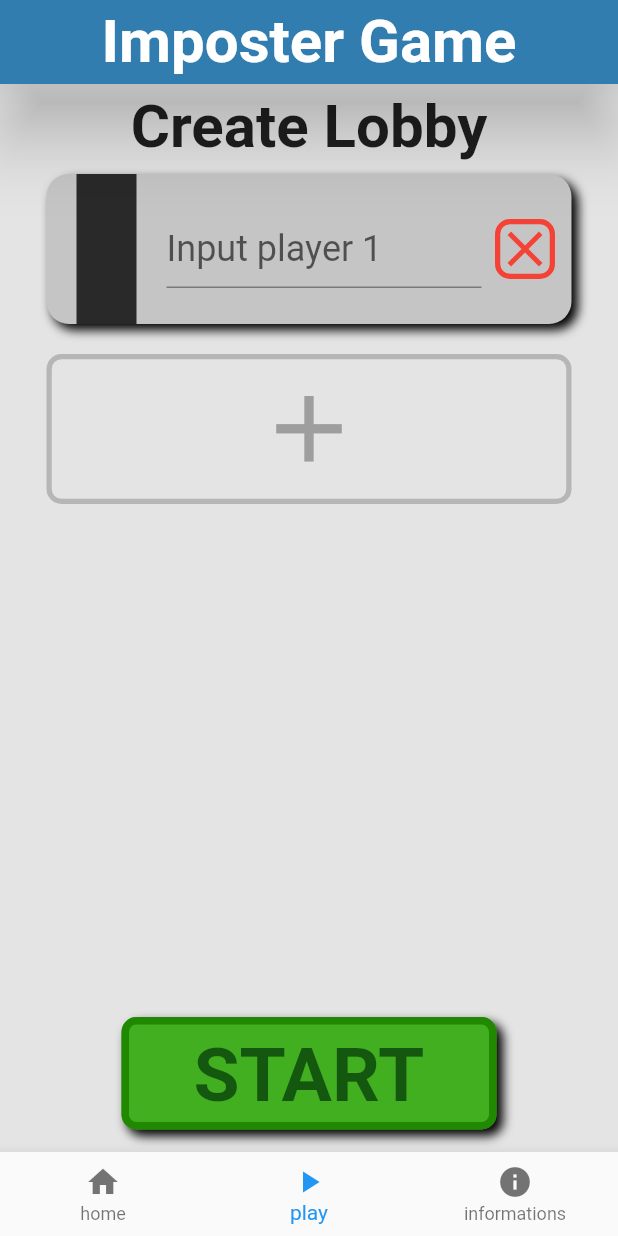
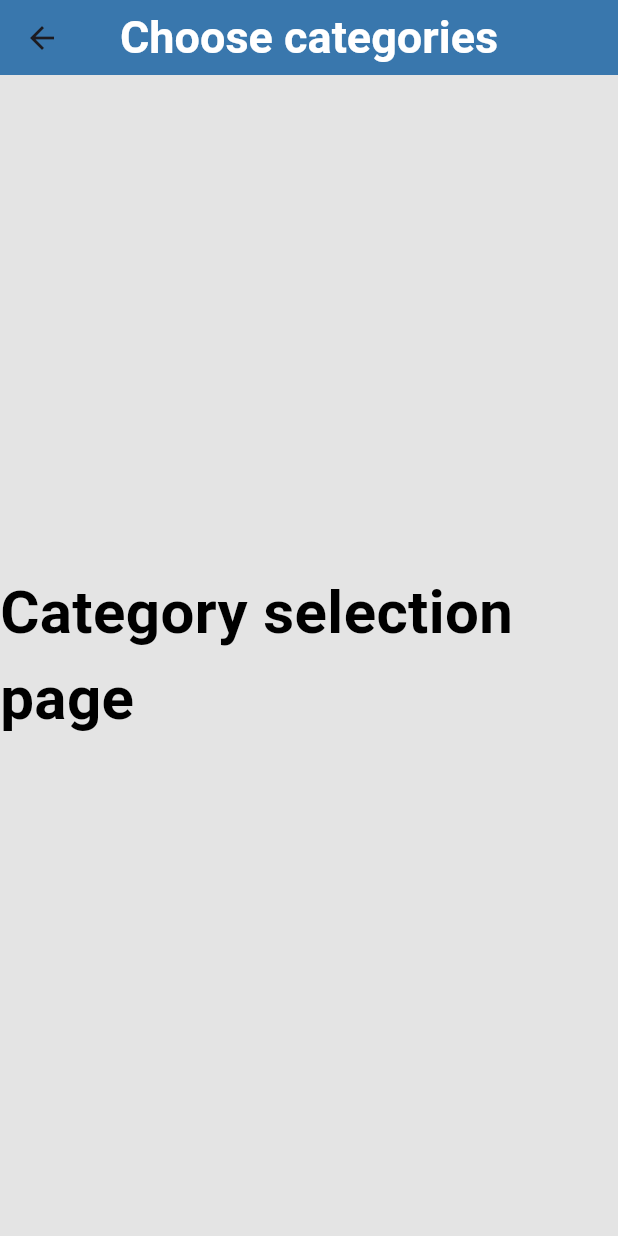
Before and after one commit to karas3/Flutter-Imposter-game, a Flutter app: the screen it shows after launch, item 2 of the bottom bar chosen, after a tap on "START", on a phone screen of 412 x 824 dp. Run offline on Flutter 3.47's test engine with Material 3 defaults, Android fonts, the phone set to English and light mode, and no system bars.

Commit message:
Extracted some classes and added category selection page
Extracted AppBar and  navigation bar
added empty category selection page
Modified appbars on every page

```diff
--- a/lib/main.dart
+++ b/lib/main.dart
@@ -3,6 +3,9 @@ import 'package:flutter/material.dart';
 import 'src/lobby/lobbyPage.dart';
 import 'src/homePage.dart';
 import 'src/infoPage.dart';
+
+import 'src/lobby/lobby.dart';
+import 'src/UIElements/customBottomNavigationBar.dart';
 
 void main() {
   runApp(const MyApp());
@@ -18,59 +21,35 @@ class MyApp extends StatefulWidget {
 
 class _MyAppState extends State<MyApp> {
   int _selectedIndex = 0;  // home
-
-  List<Widget> _screens = [
-    HomePage(),
-    Lobbypage(),
-    InfoPage(),
-  ];
+  final PageController _pageController = PageController();    // Controls pages next to each other so it is possible to swipe between them
+  var lobby = Lobby();    // needs to be defined in main so data doesn't get wiped out while switching between pages in bottom navigation bar
 
 
   @override
   Widget build(BuildContext cosntext) {
     return MaterialApp(
-      theme: ThemeData(useMaterial3: false, scaffoldBackgroundColor: const Color.fromARGB(255, 228, 228, 228)),   //page background color
+      theme: ThemeData(scaffoldBackgroundColor: const Color.fromARGB(255, 228, 228, 228)),   //page background color
       debugShowCheckedModeBanner: false,
 
 
       home: Scaffold(
-//==================================    Top title bar   ==================================
-        appBar: AppBar(
-          backgroundColor: Color.fromARGB(255, 50, 125, 175),   //top bar color
-          centerTitle: true,
-          title: const Text(
-            "Imposter Game",
-            style: TextStyle(fontSize: 40, fontWeight: FontWeight.bold, color: Color.fromARGB(255, 255, 255, 255)),
-          ),   // text on top bar
-          elevation: 20,  //Set shadow on top bar
-        ),
-
-
-        body: _screens[_selectedIndex],
-
-
-        bottomNavigationBar: BottomNavigationBar(
-          currentIndex: _selectedIndex,
-          onTap: (index) {
+        body: PageView(
+          controller: _pageController,
+          onPageChanged: (index) {
             setState(() {
               _selectedIndex = index;
             });
           },
-          items: const [
-            BottomNavigationBarItem(
-              icon: Icon(Icons.home),
-              label: "home",
-            ),
-            BottomNavigationBarItem(
-              icon: Icon(Icons.play_arrow),
-              label: "play",
-            ),
-            BottomNavigationBarItem(
-              icon: Icon(Icons.info),
-              label: "informations"
-            ),
-          ]
+          children: <Widget>[
+            HomePage(),
+            Lobbypage(lobby: lobby,),
+            InfoPage(),
+          ],
         ),
+
+
+
+        bottomNavigationBar: CustomBottomNavigationBar(pageController: _pageController, selectedIndex: _selectedIndex)
       ),
     );
   }
--- /dev/null
+++ b/lib/src/UIElements/customAppBar.dart
@@ -0,0 +1,30 @@
+import 'package:flutter/material.dart';
+
+class CustomAppBar extends StatefulWidget implements PreferredSizeWidget {
+  final String title;
+
+  const CustomAppBar({
+    required this.title,
+  });
+
+  @override
+  State<CustomAppBar> createState() => _CustomAppBarState();
+
+  @override
+  Size get preferredSize => const Size.fromHeight(50);
+}
+
+class _CustomAppBarState extends State<CustomAppBar>  {
+  @override
+  Widget build(BuildContext context) {
+    return AppBar(
+      backgroundColor: Color.fromARGB(255, 50, 125, 175),   //top bar color
+      centerTitle: true,
+      title: Text(
+        widget.title,
+        style: TextStyle(fontSize: 30, fontWeight: FontWeight.bold, color: Color.fromARGB(255, 255, 255, 255)),
+      ),   // text on top bar
+      elevation: 20,  //Set shadow on top bar
+    );
+  }
+}
--- /dev/null
+++ b/lib/src/UIElements/customBottomNavigationBar.dart
@@ -0,0 +1,44 @@
+import 'package:flutter/material.dart';
+
+class CustomBottomNavigationBar extends StatefulWidget{
+  final PageController pageController;
+  final int selectedIndex;
+
+  const CustomBottomNavigationBar({
+    required this.pageController,
+    required this.selectedIndex,
+  });
+
+  @override
+  State<CustomBottomNavigationBar> createState() => _CustomBottomNavigationBarState();
+}
+
+class _CustomBottomNavigationBarState extends State<CustomBottomNavigationBar> {
+  @override
+  Widget build(BuildContext context) {
+    return BottomNavigationBar(
+      currentIndex: widget.selectedIndex,
+        onTap: (index) {
+            widget.pageController.animateToPage(
+              index,
+              duration: const Duration(milliseconds: 300),
+              curve: Curves.ease,
+            );
+        },
+      items: const [
+        BottomNavigationBarItem(
+          icon: Icon(Icons.home),
+          label: "home",
+        ),
+        BottomNavigationBarItem(
+          icon: Icon(Icons.play_arrow),
+          label: "play",
+        ),
+        BottomNavigationBarItem(
+          icon: Icon(Icons.info),
+          label: "info"
+        ),
+      ]
+    );
+  }
+}
--- /dev/null
+++ b/lib/src/categorySelectionPage.dart
@@ -0,0 +1,26 @@
+import 'package:flutter/material.dart';
+
+import 'UIElements/customAppBar.dart';
+
+class CategorySelectionPage extends StatefulWidget {
+  const CategorySelectionPage({super.key});
+
+  @override
+  State<CategorySelectionPage> createState() => _CategorySelectionPageState();
+}
+
+class _CategorySelectionPageState extends State<CategorySelectionPage> {
+  @override
+  Widget build(BuildContext context) {
+    return Scaffold(
+      appBar: CustomAppBar(title: "Choose categories"),
+
+      body: Center(
+        child: Text(
+          "Category selection page",
+          style: TextStyle(fontSize: 40, fontWeight: FontWeight.bold, color: Color.fromARGB(255, 0, 0, 0)),
+        ),
+      ),
+    );
+  }
+}
--- a/lib/src/homePage.dart
+++ b/lib/src/homePage.dart
@@ -1,12 +1,18 @@
 import 'package:flutter/material.dart';
+
+import 'UIElements/customAppBar.dart';
 
 class HomePage extends StatelessWidget {
   @override
   Widget build(BuildContext context) {
-    return Center(
-      child: Text(
-        "Home page",
-        style: TextStyle(fontSize: 40, fontWeight: FontWeight.bold, color: Color.fromARGB(255, 0, 0, 0)),
+    return Scaffold(
+      appBar: CustomAppBar(title: "Imposter Game"),
+
+      body: Center(
+        child: Text(
+          "Home page",
+          style: TextStyle(fontSize: 40, fontWeight: FontWeight.bold, color: Color.fromARGB(255, 0, 0, 0)),
+        ),
       ),
     );
   }
--- a/lib/src/infoPage.dart
+++ b/lib/src/infoPage.dart
@@ -1,12 +1,17 @@
 import 'package:flutter/material.dart';
+
+import 'UIElements/customAppBar.dart';
 
 class InfoPage extends StatelessWidget {
   @override
   Widget build(BuildContext context) {
-    return Center(
-      child: Text(
-        "Info page",
-        style: TextStyle(fontSize: 40, fontWeight: FontWeight.bold, color: Color.fromARGB(255, 0, 0, 0)),
+    return Scaffold(
+      appBar: CustomAppBar(title: "Imposter Game"),
+      body: Center(
+        child: Text(
+          "Info page",
+          style: TextStyle(fontSize: 40, fontWeight: FontWeight.bold, color: Color.fromARGB(255, 0, 0, 0)),
+        ),
       ),
     );
   }
--- a/lib/src/lobby/lobbyPage.dart
+++ b/lib/src/lobby/lobbyPage.dart
@@ -1,47 +1,54 @@
 import 'package:flutter/material.dart';
+
 import 'lobbyUI.dart';
 import 'lobby.dart';
+import '../UIElements/customAppBar.dart';
 
 class Lobbypage extends StatefulWidget {
+  final Lobby lobby;  //needs to be defined in main so data doesn't get wiped out while switching between pages in bottom navigation bar
+
+  const Lobbypage({
+    required this.lobby,
+  });
+
   @override
   State<Lobbypage> createState() => _LobbypageState();
 }
 
 class _LobbypageState extends State<Lobbypage> {
-  var lobby = Lobby();
-
   @override
   Widget build(BuildContext context) {
-    return Column(
+    return Scaffold(
+      appBar: CustomAppBar(title: "Create Lobby"),
+      body: Container(
+        margin: EdgeInsets.only(top: 20),
+        child: Column(
           children: [
-        LobbyHeader(),
-
           //==================================    List of players   ==================================
             Flexible(   //Fixes overflow of list
               child: ListView.builder(
-            itemCount: lobby.getPlayerListLenght() + 1,
+                itemCount: widget.lobby.getPlayerListLenght() + 1,
                 itemBuilder: (_, index) {
 
-              if(index < lobby.getPlayerListLenght()) {   // player Input Tile
-                final player = lobby.getPlayer(index);  //get Player object from list of Player objects
+                  if(index < widget.lobby.getPlayerListLenght()) {   // player Input Tile
+                    final player = widget.lobby.getPlayer(index);  //get Player object from list of Player objects
                     return LobbyPlayerInputTile(
                       controller: player.getController(),
                       color:  player.getColor(),
                       id: index,                          //id for later removal
                       removeCallbackFunction: (int id) {  //callback to rebuild the scene and delete one of input tiles
                         setState(() {
-                      lobby.removePlayer(id);
+                          widget.lobby.removePlayer(id);
                         });
                       },
                     );
                   }
-
                   else {  // Gray button at bottom
                     return Center(  // Fixes button infinite width
                       child: AddPlayerButton (
                         addPlayercallback: () {   // callback to rebuild scene and create new input tile
                           setState(() {
-                        lobby.addPlayer();
+                            widget.lobby.addPlayer();
                           });
                         }
                       ),
@@ -53,6 +60,8 @@ class _LobbypageState extends State<Lobbypage> {
 
             StartButton(),
           ],
+        ),
+      ),
     );
   }
 }
--- a/lib/src/lobby/lobbyUI.dart
+++ b/lib/src/lobby/lobbyUI.dart
@@ -1,19 +1,5 @@
 import 'package:flutter/material.dart';
-
-class LobbyHeader extends StatelessWidget {
-  @override
-  Widget build(BuildContext context) {
-    return Container(
-      alignment: Alignment.center,    // text aligment
-      margin: EdgeInsets.all(10),
-      child: const Text(
-            "Create Lobby",
-            style: TextStyle(height: 1, fontSize: 40, fontWeight: FontWeight.bold),
-      ),
-    );
-  }
-}
-
+import '../categorySelectionPage.dart';
 
 class LobbyPlayerInputTile extends StatefulWidget {
   final Function removeCallbackFunction;
@@ -162,7 +148,12 @@ class StartButton extends StatelessWidget {
 
       child: FilledButton(
         onPressed: () {
-
+          Navigator.push(
+            context,
+            MaterialPageRoute(
+              builder: (context) => CategorySelectionPage(),
+            ),
+          );
         },
         style: ButtonStyle(
           fixedSize: WidgetStatePropertyAll(const Size(250, 75)),
@@ -171,7 +162,7 @@ class StartButton extends StatelessWidget {
           side: WidgetStatePropertyAll(BorderSide(                                                                // set border width and color
             width: 5,
             color: Color.fromARGB(255, 33, 136, 1),
-            )),
+          )),
         ),
         child: Container(
           margin: EdgeInsets.only(top: 4), // Centers text
```
Lines whose indentation alone changed are shown as unchanged.
